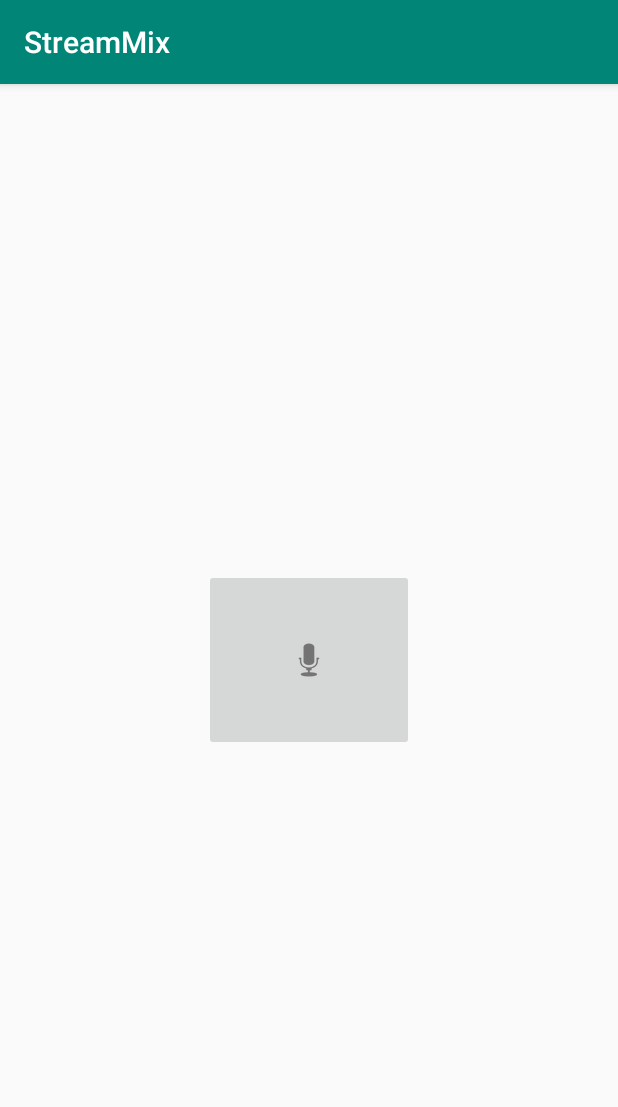
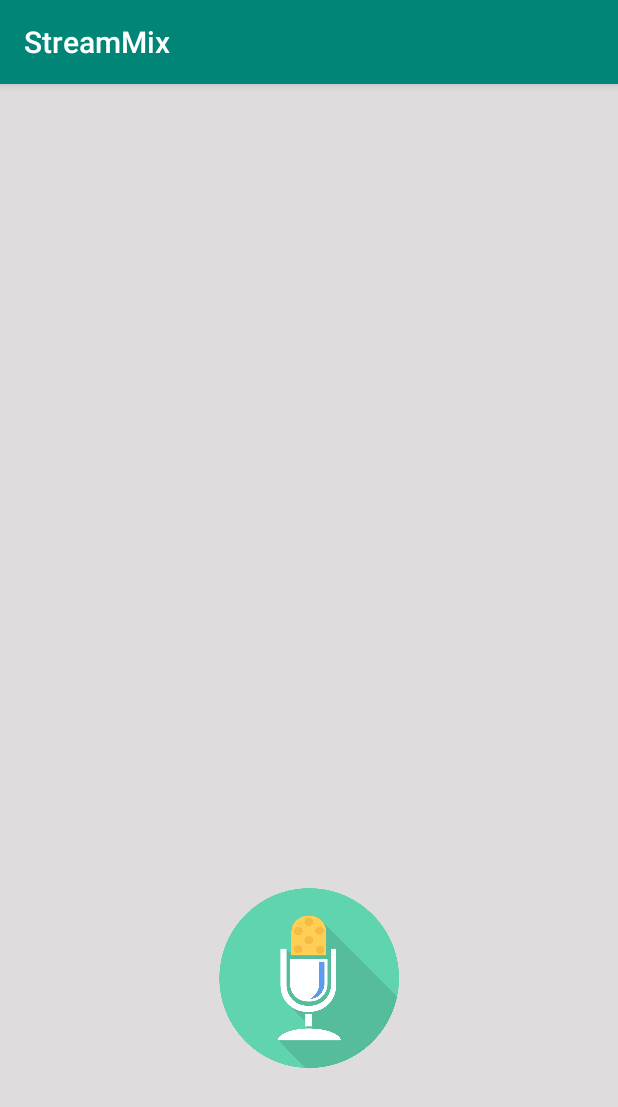
Before and after one commit to SALADINL/StreamMix, an Android app: the screen it shows after launch (MainActivity), on a phone screen of 412 x 824 dp. Shown: the top 1107 px of the screen. Run offline under Robolectric (Android 15) with nearby library versions, the phone set to English and light mode, and no system bars.

Commit message:
Update ImageButton Add background animation

```diff
--- a/app/build.gradle
+++ b/app/build.gradle
@@ -26,4 +26,6 @@ dependencies {
     testImplementation 'junit:junit:4.12'
     androidTestImplementation 'androidx.test.ext:junit:1.1.0'
     androidTestImplementation 'androidx.test.espresso:espresso-core:3.1.1'
+    implementation 'com.google.android.material:material:1.0.0'
+    implementation 'com.android.support:design:28.0.0'
 }
--- a/app/src/main/java/com/intel/libgdxmisslecommand/streammix/MainActivity.java
+++ b/app/src/main/java/com/intel/libgdxmisslecommand/streammix/MainActivity.java
@@ -1,12 +1,15 @@
 package com.intel.libgdxmisslecommand.streammix;
 
 import androidx.appcompat.app.AppCompatActivity;
+import androidx.constraintlayout.widget.ConstraintLayout;
 import androidx.core.content.ContextCompat;
 
 import android.Manifest;
 import android.annotation.SuppressLint;
 import android.content.Context;
 import android.content.pm.PackageManager;
+import android.graphics.drawable.Drawable;
+import android.graphics.drawable.TransitionDrawable;
 import android.os.Bundle;
 import android.os.Environment;
 import android.util.Log;
@@ -21,6 +24,7 @@ public class MainActivity extends AppCompatActivity {
     private static final String TAG = "Shodream";
 
     private ImageButton btnReco;
+    private ConstraintLayout mainLayout;
     private Recorder recorder = new Recorder();
 
     @SuppressLint("ClickableViewAccessibility")
@@ -33,16 +37,22 @@ public class MainActivity extends AppCompatActivity {
         mkdirTest();
 
         btnReco = findViewById(R.id.btn_reco);
+        mainLayout = findViewById(R.id.mainLayout);
+        final TransitionDrawable transition = (TransitionDrawable) mainLayout.getBackground();
 
         btnReco.setOnTouchListener(new View.OnTouchListener() {
             @Override
             public boolean onTouch(View v, MotionEvent event) {
                 switch(event.getAction()) {
                     case MotionEvent.ACTION_DOWN:
+                        btnReco.setSelected(true);
+                        transition.startTransition(500);
                         Log.d(TAG, "down");
                         recorder.startRecording();
                         return true; // if you want to handle the touch event
                     case MotionEvent.ACTION_UP:
+                        btnReco.setSelected(false);
+                        transition.reverseTransition(1000);
                         Log.d(TAG, "up");
                         recorder.stopRecording();
                         return true; // if you want to handle the touch event
--- /dev/null
+++ b/app/src/main/res/drawable/background.xml
@@ -0,0 +1,6 @@
+<?xml version="1.0" encoding="UTF-8"?>
+<transition xmlns:android="http://schemas.android.com/apk/res/android">
+    <!-- The drawables used here can be solid colors, gradients, shapes, images, etc. -->
+    <item android:drawable="@color/backGroundActivity" />
+    <item android:drawable="@color/focused" />
+</transition>
--- /dev/null
+++ b/app/src/main/res/drawable/button.xml
@@ -0,0 +1,5 @@
+<?xml version="1.0" encoding="utf-8"?>
+<selector xmlns:android="http://schemas.android.com/apk/res/android" android:exitFadeDuration="@android:integer/config_shortAnimTime">
+    <item android:state_selected="true" android:drawable="@drawable/imgbtnfocused"/>
+    <item android:drawable="@drawable/imgbtn" />
+</selector>
--- a/app/src/main/res/layout/activity_main.xml
+++ b/app/src/main/res/layout/activity_main.xml
@@ -2,22 +2,26 @@
 <androidx.constraintlayout.widget.ConstraintLayout xmlns:android="http://schemas.android.com/apk/res/android"
     xmlns:app="http://schemas.android.com/apk/res-auto"
     xmlns:tools="http://schemas.android.com/tools"
+    android:id="@+id/mainLayout"
     android:layout_width="match_parent"
     android:layout_height="match_parent"
+    android:background="@drawable/background"
     tools:context=".MainActivity">
 
     <ImageButton
         android:id="@+id/btn_reco"
-        android:layout_width="140dp"
-        android:layout_height="121dp"
-        android:layout_marginStart="135dp"
-        android:layout_marginTop="305dp"
-        android:layout_marginEnd="136dp"
-        android:layout_marginBottom="305dp"
+        android:layout_width="120dp"
+        android:layout_height="120dp"
+        android:layout_marginStart="146dp"
+        android:layout_marginTop="517dp"
+        android:layout_marginEnd="146dp"
+        android:layout_marginBottom="94dp"
+        android:background="@drawable/button"
+        android:scaleType="centerInside"
+        android:soundEffectsEnabled="true"
         app:layout_constraintBottom_toBottomOf="parent"
         app:layout_constraintEnd_toEndOf="parent"
         app:layout_constraintStart_toStartOf="parent"
-        app:layout_constraintTop_toTopOf="parent"
-        app:srcCompat="@android:drawable/ic_btn_speak_now"
-        />
+        app:layout_constraintTop_toTopOf="parent" />
+
 </androidx.constraintlayout.widget.ConstraintLayout>
--- a/app/src/main/res/values/colors.xml
+++ b/app/src/main/res/values/colors.xml
@@ -3,4 +3,6 @@
     <color name="colorPrimary">#008577</color>
     <color name="colorPrimaryDark">#00574B</color>
     <color name="colorAccent">#D81B60</color>
+    <color name="backGroundActivity">#dedcdc</color>
+    <color name="focused">#6cb32b</color>
 </resources>
```
Also changed, not shown: app/src/main/res/drawable/imgbtn.png (added), app/src/main/res/drawable/imgbtnfocused.png (added).
